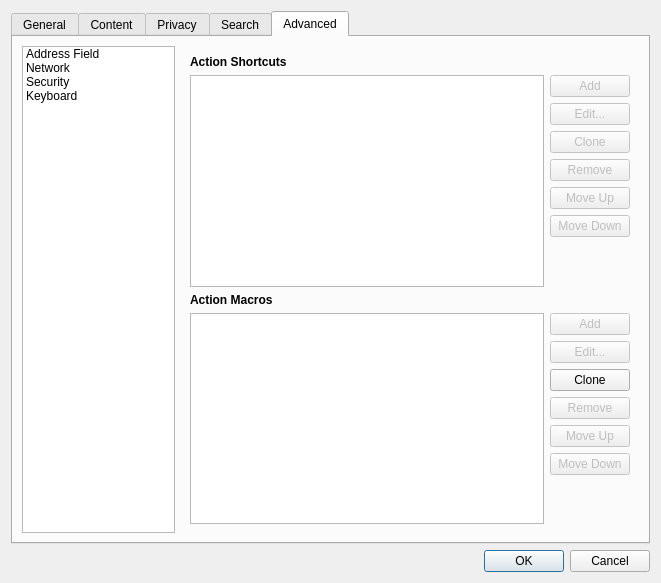
The window that src/ui/PreferencesDialog.ui (OtterBrowser/otter-browser) describes before a commit, drawn with Qt 5.
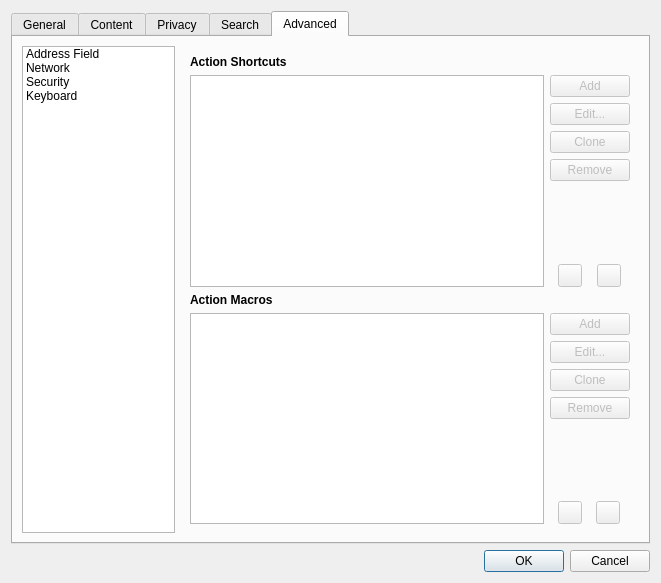
The same window after the commit. The open tabs and pages were chosen to show the change. Custom widgets are drawn as their Qt base class.

Commit message: Update layout and make use of TableViewWidget

```diff
--- a/src/ui/PreferencesDialog.ui
+++ b/src/ui/PreferencesDialog.ui
@@ -1374,7 +1374,7 @@
               <widget class="QListWidget" name="actionShortcutsWidget"/>
              </item>
              <item>
-              <layout class="QVBoxLayout" name="actionShortcutsButtonsLayout" stretch="0,0,0,0,0,0,1">
+              <layout class="QVBoxLayout" name="actionShortcutsButtonsLayout" stretch="0,0,0,0,1,0">
                <item>
                 <widget class="QPushButton" name="actionShortcutsAddButton">
                  <property name="enabled">
@@ -1415,26 +1415,6 @@
                  </property>
                 </widget>
                </item>
-               <item>
-                <widget class="QPushButton" name="actionShortcutsMoveUpButton">
-                 <property name="enabled">
-                  <bool>false</bool>
-                 </property>
-                 <property name="text">
-                  <string>Move Up</string>
-                 </property>
-                </widget>
-               </item>
-               <item>
-                <widget class="QPushButton" name="actionShortcutsButton">
-                 <property name="enabled">
-                  <bool>false</bool>
-                 </property>
-                 <property name="text">
-                  <string>Move Down</string>
-                 </property>
-                </widget>
-               </item>
                <item>
                 <spacer name="actionShortcutsSpacer">
                  <property name="orientation">
@@ -1448,6 +1428,40 @@
                  </property>
                 </spacer>
                </item>
+               <item>
+                <layout class="QHBoxLayout" name="actionShortcutsMoveButtonsLayout">
+                 <item>
+                  <widget class="QToolButton" name="actionShortcutsMoveUpButton">
+                   <property name="enabled">
+                    <bool>false</bool>
+                   </property>
+                   <property name="toolTip">
+                    <string>Move Up</string>
+                   </property>
+                  </widget>
+                 </item>
+                 <item>
+                  <spacer name="actionShortcutsMoveButtonsSpacer">
+                   <property name="orientation">
+                    <enum>Qt::Horizontal</enum>
+                   </property>
+                   <property name="sizeType">
+                    <enum>QSizePolicy::Minimum</enum>
+                   </property>
+                  </spacer>
+                 </item>
+                 <item>
+                  <widget class="QToolButton" name="actionShortcutsMoveDownButton">
+                   <property name="enabled">
+                    <bool>false</bool>
+                   </property>
+                   <property name="toolTip">
+                    <string>Move Down</string>
+                   </property>
+                  </widget>
+                 </item>
+                </layout>
+               </item>
               </layout>
              </item>
             </layout>
@@ -1471,7 +1485,7 @@
               <widget class="QListWidget" name="actionMacrosWidget"/>
              </item>
              <item>
-              <layout class="QVBoxLayout" name="pushButtonsLayout" stretch="0,0,0,0,0,0,1">
+              <layout class="QVBoxLayout" name="pushButtonsLayout" stretch="0,0,0,0,1,0">
                <item>
                 <widget class="QPushButton" name="actionMacrosAddButton">
                  <property name="enabled">
@@ -1494,6 +1508,9 @@
                </item>
                <item>
                 <widget class="QPushButton" name="actionMacrosCloneButton">
+                 <property name="enabled">
+                  <bool>false</bool>
+                 </property>
                  <property name="text">
                   <string>Clone</string>
                  </property>
@@ -1509,26 +1526,6 @@
                  </property>
                 </widget>
                </item>
-               <item>
-                <widget class="QPushButton" name="actionMacrosMoveUpButton">
-                 <property name="enabled">
-                  <bool>false</bool>
-                 </property>
-                 <property name="text">
-                  <string>Move Up</string>
-                 </property>
-                </widget>
-               </item>
-               <item>
-                <widget class="QPushButton" name="actionMacrosMoveDownButton">
-                 <property name="enabled">
-                  <bool>false</bool>
-                 </property>
-                 <property name="text">
-                  <string>Move Down</string>
-                 </property>
-                </widget>
-               </item>
                <item>
                 <spacer name="actionMacrosSpacer">
                  <property name="orientation">
@@ -1542,6 +1539,46 @@
                  </property>
                 </spacer>
                </item>
+               <item>
+                <layout class="QHBoxLayout" name="actionMacrosMoveButtonsLayout">
+                 <item>
+                  <widget class="QToolButton" name="actionMacrosMoveUpButton">
+                   <property name="enabled">
+                    <bool>false</bool>
+                   </property>
+                   <property name="toolTip">
+                    <string>Move Up</string>
+                   </property>
+                  </widget>
+                 </item>
+                 <item>
+                  <spacer name="actionMacrosMoveButtonsSpacer">
+                   <property name="orientation">
+                    <enum>Qt::Horizontal</enum>
+                   </property>
+                   <property name="sizeType">
+                    <enum>QSizePolicy::Minimum</enum>
+                   </property>
+                   <property name="sizeHint" stdset="0">
+                    <size>
+                     <width>0</width>
+                     <height>0</height>
+                    </size>
+                   </property>
+                  </spacer>
+                 </item>
+                 <item>
+                  <widget class="QToolButton" name="actionMacrosMoveDownButton">
+                   <property name="enabled">
+                    <bool>false</bool>
+                   </property>
+                   <property name="toolTip">
+                    <string>Move Down</string>
+                   </property>
+                  </widget>
+                 </item>
+                </layout>
+               </item>
               </layout>
              </item>
             </layout>
```
Left out of the diff: 14 changed lines with no effect on the pictures. The commit also changes 1 other file.
